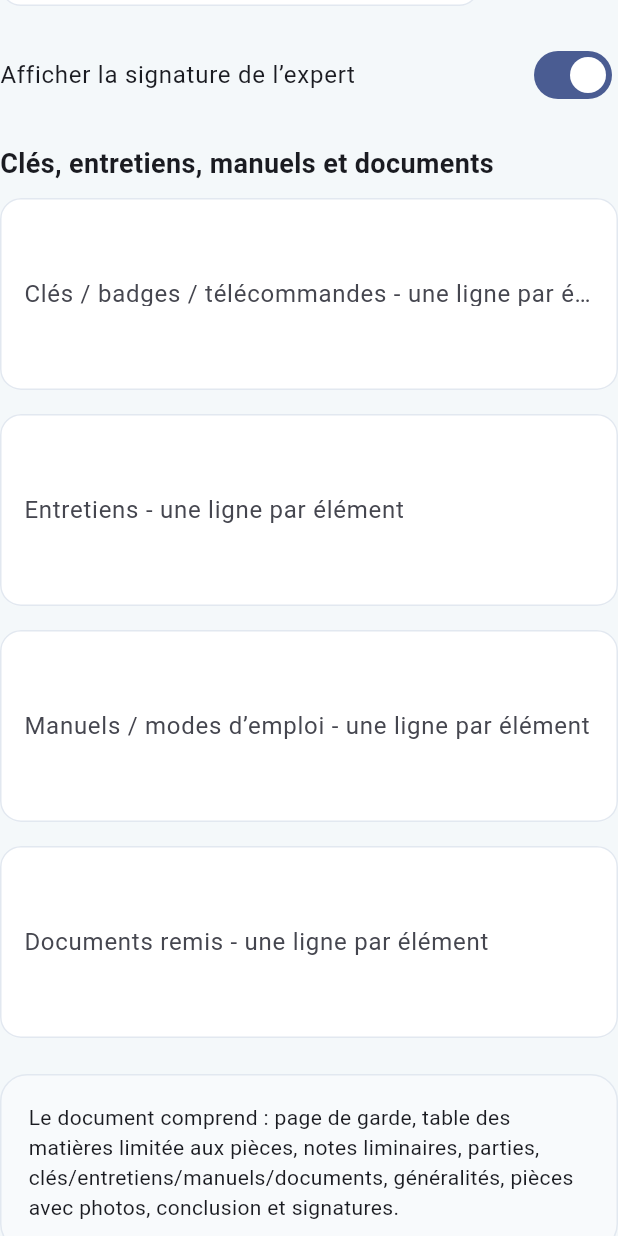
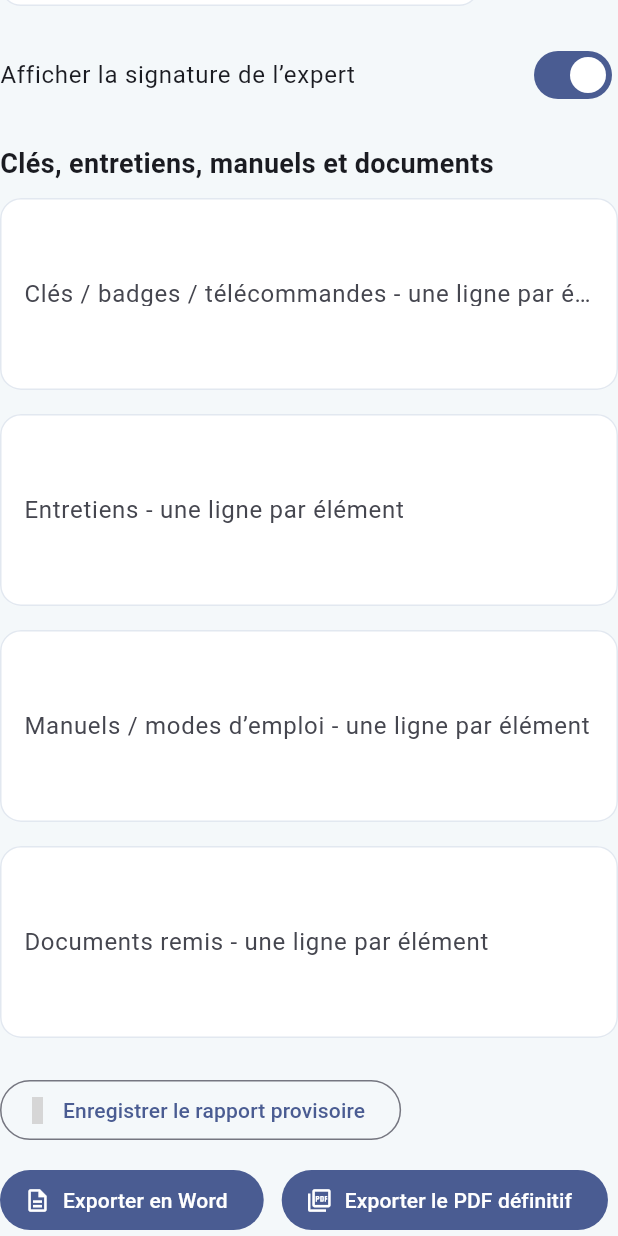
Before and after one commit to Constatplus/constat_plus, a Flutter app: the StepReport widget shown alone on an empty page, opened directly with empty values, scrolled down 789 dp, on a phone screen of 412 x 824 dp. Run offline on Flutter 3.47's test engine with Material 3 defaults, Android fonts, the phone set to English and light mode, and no system bars; our stand-ins replace flutter_secure_storage, image_picker, in_app_purchase, pdf, shared_preferences, supabase_flutter; missing offline and left inert: docx_dart, file_selector, in_app_purchase_android, pdfrx; accounts and stored records are empty; statements that could not run were skipped; grey boxes are pictures that could not be loaded.

Commit message:
Fiabilise les exports PDF et ajoute le rapport provisoire

```diff
--- a/lib/features/wizard/step_report.dart
+++ b/lib/features/wizard/step_report.dart
@@ -1,10 +1,14 @@
+import 'dart:io';
+
+import 'package:file_selector/file_selector.dart';
 import 'package:flutter/material.dart';
-import 'package:file_selector/file_selector.dart';
 
 import '../../core/access/access_service.dart';
 import '../commercial/application/commercial_access_controller.dart';
 import '../commercial/presentation/commercial_access_messages.dart';
 import '../pricing/pricing_page.dart';
+import '../settings/models/report_preferences.dart';
+import '../settings/services/report_preferences_service.dart';
 import 'before_works/models/before_works_data.dart';
 import 'before_works/models/technical_finding.dart';
 import 'comparison/models/comparison_remark.dart';
@@ -13,25 +17,12 @@ import 'property_composition/models/room_item.dart';
 import 'reference/models/reference_report.dart';
 import 'reference/reference_pdf_viewer_page.dart';
 import 'reference/reference_report_repository.dart';
-import '../settings/models/report_preferences.dart';
-import '../settings/services/report_preferences_service.dart';
 import 'report/models/report_settings.dart';
 import 'report/models/visit_report_snapshot.dart';
+import 'report/services/pdf_report_service.dart';
 import 'report/services/word_report_service.dart';
-import 'report/services/pdf_report_service.dart';
 
 class StepReport extends StatefulWidget {
-  final Map<String, String> generalities;
-  final String missionId;
-  final String missionType;
-  final VisitReportSnapshot snapshot;
-  final InspectionReportType initialReportType;
-  final List<RoomItem> rooms;
-  final BeforeWorksData? beforeWorksData;
-  final ReferenceReport? referenceReport;
-  final List<ComparisonRemark> comparisonRemarks;
-  final MissionHandoverData? handover;
-
   const StepReport({
     super.key,
     required this.missionId,
@@ -46,6 +37,17 @@ class StepReport extends StatefulWidget {
     this.generalities = const <String, String>{},
   });
 
+  final Map<String, String> generalities;
+  final String missionId;
+  final String missionType;
+  final VisitReportSnapshot snapshot;
+  final InspectionReportType initialReportType;
+  final List<RoomItem> rooms;
+  final BeforeWorksData? beforeWorksData;
+  final ReferenceReport? referenceReport;
+  final List<ComparisonRemark> comparisonRemarks;
+  final MissionHandoverData? handover;
+
   @override
   State<StepReport> createState() => _StepReportState();
 }
@@ -57,26 +59,22 @@ class _StepReportState extends State<StepReport> {
   final PdfReportService _pdfService = PdfReportService();
   final ReportPreferencesService _preferencesService =
       ReportPreferencesService();
+
   ReportPreferences? _savedPreferences;
-
   late InspectionReportType _reportType;
   late final TextEditingController _titleController;
   final TextEditingController _addressController = TextEditingController();
   final TextEditingController _dateController = TextEditingController();
-  final TextEditingController _companyController = TextEditingController(
-    text: 'Constat+',
-  );
+  final TextEditingController _companyController =
+      TextEditingController(text: 'Constat+');
   final TextEditingController _ownerController = TextEditingController();
   final TextEditingController _tenantController = TextEditingController();
-  final TextEditingController _expertController = TextEditingController(
-    text: 'Di Pasquale Gianni',
-  );
-  final TextEditingController _registrationController = TextEditingController(
-    text: 'GEO20/1523',
-  );
-  final TextEditingController _emailController = TextEditingController(
-    text: 'info@capital-immo.expert',
-  );
+  final TextEditingController _expertController =
+      TextEditingController(text: 'Di Pasquale Gianni');
+  final TextEditingController _registrationController =
+      TextEditingController(text: 'GEO20/1523');
+  final TextEditingController _emailController =
+      TextEditingController(text: 'info@capital-immo.expert');
   final TextEditingController _keysController = TextEditingController();
   final TextEditingController _maintenanceController = TextEditingController();
   final TextEditingController _manualsController = TextEditingController();
@@ -99,7 +97,6 @@ class _StepReportState extends State<StepReport> {
   void _prefillHandoverData() {
     final handover = widget.handover;
     if (handover == null) return;
-
     _keysController.text = handover.keyReportLines.join('\n');
     _maintenanceController.text = handover.maintenanceReportLines.join('\n');
     _manualsController.text = handover.manualReportLines.join('\n');
@@ -135,21 +132,11 @@ class _StepReportState extends State<StepReport> {
     super.dispose();
   }
 
-  void _changeReportType(InspectionReportType? value) {
-    if (value == null) return;
-    setState(() {
-      _reportType = value;
-      _titleController.text = value.label;
-    });
-  }
-
-  List<String> _lines(TextEditingController controller) {
-    return controller.text
+  List<String> _lines(TextEditingController controller) => controller.text
       .split(RegExp(r'\r?\n'))
       .map((line) => line.trim())
       .where((line) => line.isNotEmpty)
       .toList();
-  }
 
   List<String> _notesForType(
     ReportPreferences preferences,
@@ -160,8 +147,7 @@ class _StepReportState extends State<StepReport> {
       InspectionReportType.exit => preferences.exitPreliminaryNotes,
       InspectionReportType.beforeWorks =>
         preferences.beforeWorksPreliminaryNotes,
-      InspectionReportType.afterWorks =>
-        preferences.beforeWorksPreliminaryNotes,
+      InspectionReportType.afterWorks => preferences.afterWorksPreliminaryNotes,
     };
     return text
         .split(RegExp(r'\n\s*\n|\r?\n'))
@@ -195,38 +181,112 @@ class _StepReportState extends State<StepReport> {
       maintenance: _lines(_maintenanceController),
       manuals: _lines(_manualsController),
       documents: _lines(_documentsController),
-      generalities: defaults.generalities,
+      generalities:
+          widget.generalities.isEmpty ? defaults.generalities : widget.generalities,
     );
   }
 
-  Future<void> _exportPdf() async {
-    setState(() => _isExporting = true);
-    try {
-      final settings = _settings();
+  String _safeName(String value) {
+    final cleaned = value
+        .replaceAll(RegExp(r'[^a-zA-Z0-9_-]+'), '_')
+        .replaceAll(RegExp(r'_+'), '_')
+        .replaceAll(RegExp(r'^_|_$'), '');
+    return cleaned.isEmpty ? 'rapport_constat_plus' : cleaned;
+  }
+
+  Future<String?> _choosePdfPath(String suggestedName) async {
     final location = await getSaveLocation(
-        suggestedName:
-            '${settings.reportTitle.replaceAll(RegExp(r'[^a-zA-Z0-9_-]+'), '_')}.pdf',
+      suggestedName: suggestedName,
       acceptedTypeGroups: const <XTypeGroup>[
         XTypeGroup(label: 'Document PDF', extensions: <String>['pdf']),
       ],
     );
-      if (location == null) return;
-      if (!await _authorizeExport()) return;
+    if (location == null) return null;
+    return location.path.toLowerCase().endsWith('.pdf')
+        ? location.path
+        : '${location.path}.pdf';
+  }
+
+  Future<void> _writePdf(String path, List<int> bytes) async {
+    final file = File(path);
+    await file.parent.create(recursive: true);
+    await file.writeAsBytes(bytes, flush: true);
+    if (!await file.exists() || await file.length() == 0) {
+      throw StateError('Le fichier PDF n\'a pas pu être écrit sur le disque.');
+    }
+  }
+
+  Future<void> _exportPdf({required bool provisional}) async {
+    setState(() => _isExporting = true);
+    try {
+      final settings = _settings();
+      if (!provisional && !await _authorizeExport()) return;
+
+      final suffix = provisional ? '_PROVISOIRE' : '';
+      final path = await _choosePdfPath(
+        '${_safeName(settings.reportTitle)}$suffix.pdf',
+      );
+      if (path == null) return;
+
       final bytes = await _pdfService.generate(
         settings: settings,
         rooms: widget.rooms,
         beforeWorksData: widget.beforeWorksData,
         referenceReport: widget.referenceReport,
         comparisonRemarks: widget.comparisonRemarks,
+        preview: provisional,
       );
-      if (_reportType == InspectionReportType.entry ||
-          (_reportType == InspectionReportType.beforeWorks &&
+      await _writePdf(path, bytes);
+
+      if (!provisional) {
+        await _saveReferenceIfNeeded(settings, bytes);
+      }
+
+      if (!mounted) return;
+      setState(() => _lastPdfPath = path);
+      ScaffoldMessenger.of(context).showSnackBar(
+        SnackBar(
+          content: Text(
+            provisional
+                ? 'Le rapport provisoire a été enregistré.'
+                : 'Le rapport PDF définitif a été enregistré.',
+          ),
+        ),
+      );
+    } catch (error) {
+      if (!mounted) return;
+      await showDialog<void>(
+        context: context,
+        builder: (dialogContext) => AlertDialog(
+          title: const Text('Enregistrement PDF impossible'),
+          content: SelectableText(error.toString()),
+          actions: [
+            FilledButton(
+              onPressed: () => Navigator.pop(dialogContext),
+              child: const Text('Fermer'),
+            ),
+          ],
+        ),
+      );
+    } finally {
+      if (mounted) setState(() => _isExporting = false);
+    }
+  }
+
+  Future<void> _saveReferenceIfNeeded(
+    ReportSettings settings,
+    List<int> bytes,
+  ) async {
+    if (_reportType != InspectionReportType.entry &&
+        !(_reportType == InspectionReportType.beforeWorks &&
             widget.beforeWorksData != null)) {
-        final id = DateTime.now().microsecondsSinceEpoch.toString();
+      return;
+    }
+
     final beforeWorks = widget.beforeWorksData;
     await ReferenceReportRepository.instance.save(
       ReferenceReport(
-            id: id,
+        id: DateTime.now().microsecondsSinceEpoch.toString(),
         title: settings.reportTitle,
         createdAt: DateTime.now(),
         zones: widget.rooms
@@ -258,70 +318,6 @@ class _StepReportState extends State<StepReport> {
       bytes,
     );
   }
-      final file = XFile.fromData(
-        bytes,
-        mimeType: 'application/pdf',
-        name: location.path.split(RegExp(r'[/\\]')).last,
-      );
-      await file.saveTo(location.path);
-      if (!mounted) return;
-      setState(() => _lastPdfPath = location.path);
-      ScaffoldMessenger.of(context).showSnackBar(
-        const SnackBar(content: Text('Le rapport PDF a été généré.')),
-      );
-    } catch (error) {
-      if (!mounted) return;
-      ScaffoldMessenger.of(
-        context,
-      ).showSnackBar(SnackBar(content: Text('Export PDF impossible : $error')));
-    } finally {
-      if (mounted) setState(() => _isExporting = false);
-    }
-  }
-
-  Future<void> _exportWord() async {
-    if (widget.snapshot.isEmpty) {
-      ScaffoldMessenger.of(context).showSnackBar(
-        const SnackBar(content: Text('Aucune donnée de visite à exporter.')),
-      );
-      return;
-    }
-
-    setState(() => _isExporting = true);
-
-    try {
-      if (!await _authorizeWordExport()) return;
-      final settings = _settings();
-
-      final path = await _wordService.export(
-        snapshot: widget.snapshot,
-        settings: settings,
-      );
-
-      if (!mounted || path == null) return;
-      setState(() => _lastExportPath = path);
-      ScaffoldMessenger.of(context).showSnackBar(
-        const SnackBar(content: Text('Le rapport Word a été généré.')),
-      );
-    } catch (error) {
-      if (!mounted) return;
-      await showDialog<void>(
-        context: context,
-        builder: (dialogContext) => AlertDialog(
-          title: const Text('Export impossible'),
-          content: SelectableText(error.toString()),
-          actions: [
-            FilledButton(
-              onPressed: () => Navigator.pop(dialogContext),
-              child: const Text('Fermer'),
-            ),
-          ],
-        ),
-      );
-    } finally {
-      if (mounted) setState(() => _isExporting = false);
-    }
-  }
 
   Future<void> _previewPdf() async {
     setState(() => _isExporting = true);
@@ -339,7 +335,7 @@ class _StepReportState extends State<StepReport> {
       await Navigator.of(context).push<void>(
         MaterialPageRoute<void>(
           builder: (_) => ReferencePdfViewerPage(
-            title: 'Aperçu — ${settings.reportTitle}',
+            title: 'Aperçu - ${settings.reportTitle}',
             backLabel: 'Retour au brouillon',
             pdfBytes: bytes,
           ),
@@ -347,9 +343,48 @@ class _StepReportState extends State<StepReport> {
       );
     } catch (error) {
       if (!mounted) return;
-      ScaffoldMessenger.of(
-        context,
-      ).showSnackBar(SnackBar(content: Text('Aperçu indisponible : $error')));
+      ScaffoldMessenger.of(context).showSnackBar(
+        SnackBar(content: Text('Aperçu indisponible : $error')),
+      );
+    } finally {
+      if (mounted) setState(() => _isExporting = false);
+    }
+  }
+
+  Future<void> _exportWord() async {
+    if (widget.snapshot.isEmpty) {
+      ScaffoldMessenger.of(context).showSnackBar(
+        const SnackBar(content: Text('Aucune donnée de visite à exporter.')),
+      );
+      return;
+    }
+    setState(() => _isExporting = true);
+    try {
+      if (!await _authorizeWordExport()) return;
+      final path = await _wordService.export(
+        snapshot: widget.snapshot,
+        settings: _settings(),
+      );
+      if (!mounted || path == null) return;
+      setState(() => _lastExportPath = path);
+      ScaffoldMessenger.of(context).showSnackBar(
+        const SnackBar(content: Text('Le rapport Word a été généré.')),
+      );
+    } catch (error) {
+      if (!mounted) return;
+      await showDialog<void>(
+        context: context,
+        builder: (dialogContext) => AlertDialog(
+          title: const Text('Export Word impossible'),
+          content: SelectableText(error.toString()),
+          actions: [
+            FilledButton(
+              onPressed: () => Navigator.pop(dialogContext),
+              child: const Text('Fermer'),
+            ),
+          ],
+        ),
+      );
     } finally {
       if (mounted) setState(() => _isExporting = false);
     }
@@ -361,7 +396,6 @@ class _StepReportState extends State<StepReport> {
       missionType: widget.missionType,
     );
     if (result.allowed || !mounted) return result.allowed;
-
     await showDialog<void>(
       context: context,
       builder: (dialogContext) => AlertDialog(
@@ -397,7 +431,7 @@ class _StepReportState extends State<StepReport> {
       builder: (dialogContext) => AlertDialog(
         title: const Text('Export Word indisponible'),
         content: const Text(
-          'Le Mode Découverte permet uniquement de consulter un aperçu. Choisissez une mission ou un abonnement pour obtenir un export exploitable.',
+          'Le Mode Découverte permet uniquement de consulter ou d\'enregistrer un rapport provisoire.',
         ),
         actions: [
           TextButton(
@@ -421,13 +455,12 @@ class _StepReportState extends State<StepReport> {
 
   @override
   Widget build(BuildContext context) {
-    final standardReport =
-        _reportType == InspectionReportType.entry ||
+    final standardReport = _reportType == InspectionReportType.entry ||
         _reportType == InspectionReportType.exit;
-    final commercialAccess = AccessService.instance;
-    final previewEnabled =
-        commercialAccess.hasPaidAccessFor(widget.missionId) ||
-        (commercialAccess.discoveryAccess?.policy.previewEnabled ?? false);
+    final access = AccessService.instance;
+    final previewEnabled = access.hasPaidAccessFor(widget.missionId) ||
+        (access.discoveryAccess?.policy.previewEnabled ?? false);
+
     return ListView(
       children: [
         const Text(
@@ -457,7 +490,15 @@ class _StepReportState extends State<StepReport> {
                       ),
                     )
                     .toList(),
-                onChanged: standardReport ? _changeReportType : null,
+                onChanged: standardReport
+                    ? (value) {
+                        if (value == null) return;
+                        setState(() {
+                          _reportType = value;
+                          _titleController.text = value.label;
+                        });
+                      }
+                    : null,
               ),
             ),
             _field(_titleController, 'Titre du rapport', 360),
@@ -476,9 +517,8 @@ class _StepReportState extends State<StepReport> {
           contentPadding: EdgeInsets.zero,
           value: _includeExpertSignature,
           title: const Text('Afficher la signature de l’expert'),
-          onChanged: (value) {
-            setState(() => _includeExpertSignature = value);
-          },
+          onChanged: (value) =>
+              setState(() => _includeExpertSignature = value),
         ),
         const SizedBox(height: 18),
         const Text(
@@ -497,59 +537,47 @@ class _StepReportState extends State<StepReport> {
           ],
         ),
         const SizedBox(height: 24),
-        Container(
-          padding: const EdgeInsets.all(18),
-          decoration: BoxDecoration(
-            color: const Color(0xFFF8FAFC),
-            borderRadius: BorderRadius.circular(18),
-            border: Border.all(color: const Color(0xFFE2E8F0)),
-          ),
-          child: const Text(
-            'Le document comprend : page de garde, table des matières limitée aux pièces, notes liminaires, parties, clés/entretiens/manuels/documents, généralités, pièces avec photos, conclusion et signatures.',
-          ),
-        ),
-        const SizedBox(height: 24),
+        Wrap(
+          spacing: 12,
+          runSpacing: 12,
+          children: [
             if (previewEnabled)
-          Align(
-            alignment: Alignment.centerLeft,
-            child: OutlinedButton.icon(
+              OutlinedButton.icon(
                 onPressed: _isExporting ? null : _previewPdf,
                 icon: const Icon(Icons.preview_outlined),
-              label: const Text('Consulter l’aperçu du rapport'),
+                label: const Text('Consulter l’aperçu'),
               ),
+            OutlinedButton.icon(
+              onPressed: _isExporting
+                  ? null
+                  : () => _exportPdf(provisional: true),
+              icon: const Icon(Icons.draft_outlined),
+              label: const Text('Enregistrer le rapport provisoire'),
             ),
-        const SizedBox(height: 12),
             if (standardReport)
-          Align(
-            alignment: Alignment.centerLeft,
-            child: FilledButton.icon(
+              FilledButton.icon(
                 onPressed: _isExporting ? null : _exportWord,
-              icon: _isExporting
-                  ? const SizedBox(
-                      width: 18,
-                      height: 18,
-                      child: CircularProgressIndicator(strokeWidth: 2),
-                    )
-                  : const Icon(Icons.description_outlined),
-              label: Text(
-                _isExporting ? 'Génération en cours...' : 'Exporter en Word',
+                icon: const Icon(Icons.description_outlined),
+                label: const Text('Exporter en Word'),
               ),
+            FilledButton.icon(
+              onPressed: _isExporting
+                  ? null
+                  : () => _exportPdf(provisional: false),
+              icon: const Icon(Icons.picture_as_pdf_outlined),
+              label: const Text('Exporter le PDF définitif'),
             ),
+          ],
         ),
-        const SizedBox(height: 12),
-        Align(
-          alignment: Alignment.centerLeft,
-          child: FilledButton.icon(
-            onPressed: _isExporting ? null : _exportPdf,
-            icon: const Icon(Icons.picture_as_pdf_outlined),
-            label: const Text('Exporter en PDF'),
-          ),
-        ),
+        if (_isExporting) ...[
+          const SizedBox(height: 16),
+          const LinearProgressIndicator(),
+        ],
         if (_lastExportPath != null) ...[
           const SizedBox(height: 16),
-          SelectableText('Dernier fichier : $_lastExportPath'),
+          SelectableText('Dernier Word : $_lastExportPath'),
         ],
-        if (_lastPdfPath != null) ...<Widget>[
+        if (_lastPdfPath != null) ...[
           const SizedBox(height: 8),
           SelectableText('Dernier PDF : $_lastPdfPath'),
         ],
@@ -557,22 +585,26 @@ class _StepReportState extends State<StepReport> {
     );
   }
 
-  InputDecoration _decoration(String label) {
-    return InputDecoration(
+  InputDecoration _decoration(String label) => InputDecoration(
         labelText: label,
         border: OutlineInputBorder(borderRadius: BorderRadius.circular(14)),
       );
-  }
 
-  Widget _field(TextEditingController controller, String label, double width) {
-    return SizedBox(
+  Widget _field(
+    TextEditingController controller,
+    String label,
+    double width,
+  ) =>
+      SizedBox(
         width: width,
         child: TextField(controller: controller, decoration: _decoration(label)),
       );
-  }
 
-  Widget _multiLineField(TextEditingController controller, String label) {
-    return SizedBox(
+  Widget _multiLineField(
+    TextEditingController controller,
+    String label,
+  ) =>
+      SizedBox(
         width: 420,
         child: TextField(
           controller: controller,
@@ -582,4 +614,3 @@ class _StepReportState extends State<StepReport> {
         ),
       );
 }
-}
```
Lines whose indentation alone changed are shown as unchanged.
